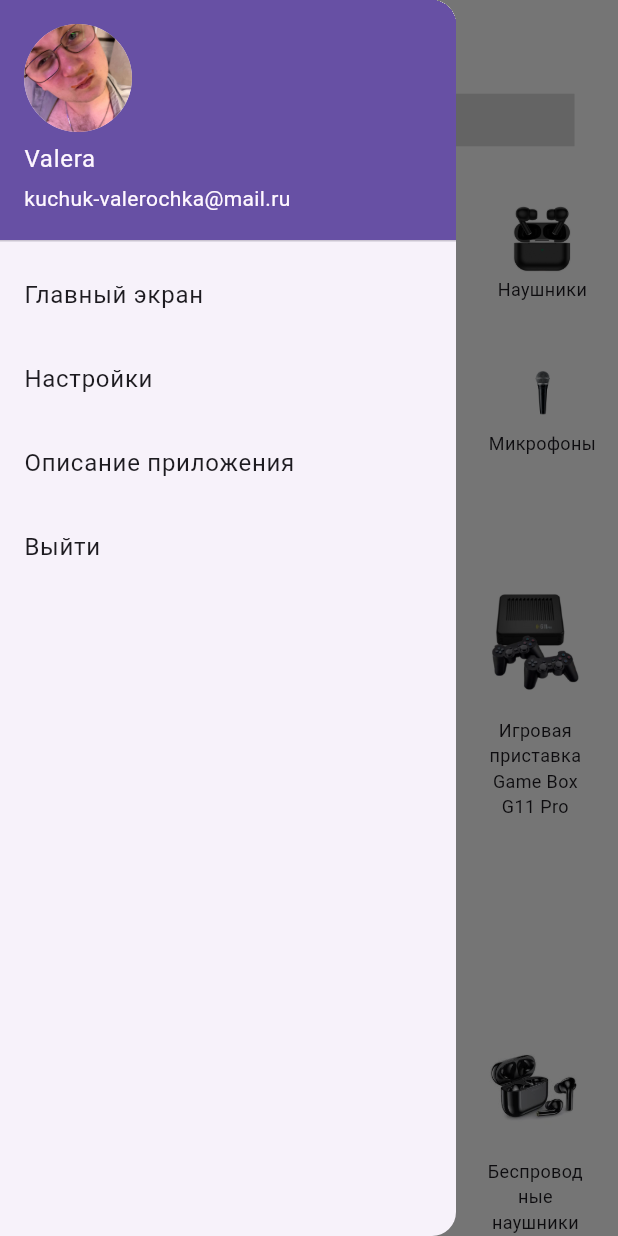
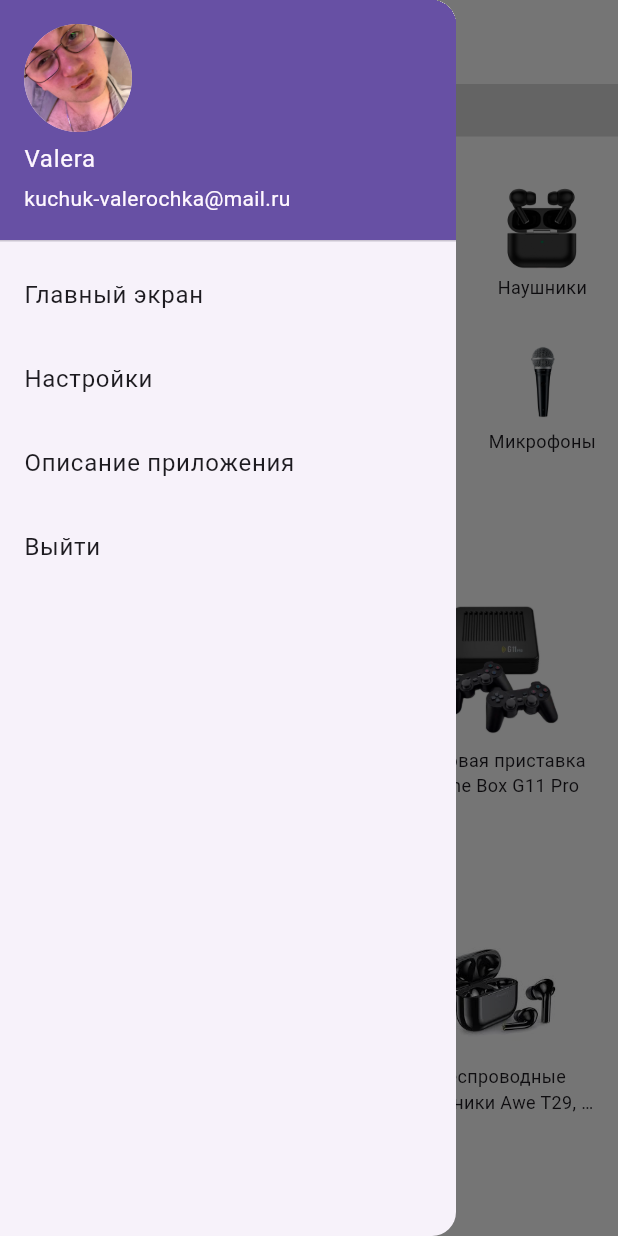
Before and after one commit to Mynameiswolf96/device_shop, a Flutter app: the screen it shows after launch, with the side drawer open, on a phone screen of 412 x 824 dp. Run offline on Flutter 3.47's test engine with Material 3 defaults, Android fonts, the phone set to English and light mode, and no system bars.

Commit message:
made screen size without exact dimensions

```diff
--- a/lib/device_shop.dart
+++ b/lib/device_shop.dart
@@ -1,7 +1,7 @@
-import 'package:device_shop/colors/app_colors.dart';
 import 'package:device_shop/drawerMenu/drawer.dart';
-import 'package:device_shop/texts/app_images.dart';
-import 'package:device_shop/texts/app_text.dart';
+import 'package:device_shop/utils/colors/app_colors.dart';
+import 'package:device_shop/utils/texts/app_images.dart';
+import 'package:device_shop/utils/texts/app_text.dart';
 import 'package:flutter/material.dart';
 
 class DeviceShop extends StatelessWidget {
@@ -29,37 +29,30 @@ class DeviceShop extends StatelessWidget {
           const SearchString(),
           Expanded(
             child: ListView(
-              children: const [
-                SizedBox(
+              children: [
+                const SizedBox(
                   height: 30,
                 ),
-                SizedBox(
-                  height: 170,
-                  width: 150,
-                  child: Row(
-                    children: [
-                      Expanded(
+                const SizedBox(
+                  height: 200,
                   child: CatalogOfProducts(),
                 ),
-                    ],
-                  ),
-                ),
-                SizedBox(
+                const SizedBox(
                   height: 30,
                 ),
                 CatalogRowWidget(
                   icon: Icons.local_fire_department,
-                  catalogName: AppText.nameOfFrequentlyPurchasedCatalog,
+                  titleName: AppText.nameOfFrequentlyPurchasedCatalog,
+                  listOFWidgetProduct: listOFWidgetProductOftenBuy,
                 ),
-                OftenBuyCatalog(),
-                SizedBox(
+                const SizedBox(
                   height: 30,
                 ),
                 CatalogRowWidget(
                   icon: Icons.percent,
-                  catalogName: AppText.nameOfDiscountCatalog,
+                  titleName: AppText.nameOfDiscountCatalog,
+                  listOFWidgetProduct: listOFWidgetOfDiscountProduct,
                 ),
-                DiscountCatalog(),
               ],
             ),
           ),
@@ -74,26 +67,22 @@ class SearchString extends StatelessWidget {
 
   @override
   Widget build(BuildContext context) {
-    return  Padding(
-      padding: const EdgeInsets.only(left:15),
+    final screenSize = MediaQuery.of(context).size;
+    return Container(
+      margin: const EdgeInsets.only(left: 15),
+      width: screenSize.width,
+      height: 35,
+      color: AppColor.grey,
+      padding: const EdgeInsets.only(left: 15),
       child: Row(
         children: [
-            const SizedBox(
-              height: 48,
-            ),
           Container(
             height: 35,
             color: AppColor.grey,
             child: const Icon(Icons.search),
           ),
-            Container(
-              padding: const EdgeInsets.only(
-                left: 20,
-              ),
-              width: 344,
-              height: 35,
-              color: AppColor.grey,
-              child: const TextField(
+          const Expanded(
+            child: TextField(
               cursorHeight: 30,
               decoration: InputDecoration(
                 hintText: AppText.searchInCatalog,
@@ -112,77 +101,43 @@ class SearchString extends StatelessWidget {
   }
 }
 
+enum ProductImageSize { small, big }
+
 class WidgetProduct extends StatelessWidget {
   final String productName;
   final String imageName;
-  final double imageHeight;
-  final double imageWidth;
-
-  final double containerTextWidth;
-  final double containerTextHeight;
+  final ProductImageSize imageSize;
 
   const WidgetProduct({
     required this.productName,
     required this.imageName,
-    required this.imageHeight,
-    required this.imageWidth,
-    required this.containerTextHeight,
-    required this.containerTextWidth,
+    this.imageSize = ProductImageSize.small,
     super.key,
   });
 
   @override
   Widget build(BuildContext context) {
+    final screenSize = MediaQuery.of(context).size;
+
     return Column(
       children: [
-        ColoredBox(
-          color: AppColor.white,
-          child: Image.asset(
+        Image.asset(
           imageName,
-            height: imageHeight,
-            width: imageWidth,
+          fit: BoxFit.contain,
+          height: screenSize.width *
+              (imageSize.index == ProductImageSize.small.index ? 0.15 : 0.25),
         ),
-        ),
-        SizedBox(
-          height: containerTextHeight,
-          width: containerTextWidth,
-          child: Text(
+        Text(
+          maxLines: 2,
+          overflow: TextOverflow.ellipsis,
           productName,
           textAlign: TextAlign.center,
-            style: const TextStyle(fontSize: 12),
+          // overflow: TextOverflow.ellipsis,
+          style: const TextStyle(
+            fontSize: 12,
           ),
         ),
       ],
-    );
-  }
-}
-
-class OftenBuyCatalog extends StatelessWidget {
-  const OftenBuyCatalog({super.key});
-
-  @override
-  Widget build(BuildContext context) {
-    return Padding(
-      padding: const EdgeInsets.only(left: 16.23, right: 16.23, top: 20),
-      child: Row(
-        mainAxisAlignment: MainAxisAlignment.spaceBetween,
-        children: listOFWidgetProductOftenBuy,
-      ),
-    );
-  }
-}
-
-class DiscountCatalog extends StatelessWidget {
-  const DiscountCatalog({super.key});
-
-  @override
-  Widget build(BuildContext context) {
-    return Padding(
-      padding: const EdgeInsets.only(left: 16.23, right: 16.23, top: 20),
-      child: Row(
-        mainAxisAlignment: MainAxisAlignment.spaceBetween,
-        children: listOFWidgetOfDiscountProduct,
-      ),
     );
   }
 }
@@ -202,12 +157,8 @@ class CatalogOfProducts extends StatelessWidget {
       itemCount: AppText.listOfNameProductChapter.length,
       itemBuilder: (BuildContext context, int index) {
         return WidgetProduct(
-          imageHeight: 50,
-          imageWidth: 50.98,
           productName: AppText.listOfNameProductChapter[index],
           imageName: AppImages.listOfImagesNameMain[index],
-          containerTextHeight: 32,
-          containerTextWidth: 90,
         );
       },
     );
@@ -217,39 +168,37 @@ class CatalogOfProducts extends StatelessWidget {
 List<Widget> listOFWidgetProductOftenBuy = List.generate(
   AppText.listOfNameFrequentlyPurchased.length,
       (index) => WidgetProduct(
-    imageHeight: 100,
-    imageWidth: 77.66,
     productName: AppText.listOfNameFrequentlyPurchased[index],
     imageName: AppImages.listOFImagesNameOften[index],
-    containerTextHeight: 120,
-    containerTextWidth: 65,
+    imageSize: ProductImageSize.big,
   ),
 );
 List<Widget> listOFWidgetOfDiscountProduct = List.generate(
   AppText.listOfNameOfDiscount.length,
       (index) => WidgetProduct(
-    imageHeight: 100,
-    imageWidth: 77.66,
     productName: AppText.listOfNameOfDiscount[index],
     imageName: AppImages.listOfImagesDiscountsMain[index],
-    containerTextHeight: 120,
-    containerTextWidth: 65,
+    imageSize: ProductImageSize.big,
   ),
 );
 
 class CatalogRowWidget extends StatelessWidget {
   const CatalogRowWidget({
     required this.icon,
-    required this.catalogName,
+    required this.titleName,
+    required this.listOFWidgetProduct,
     super.key,
   });
 
   final IconData icon;
-  final String catalogName;
+  final String titleName;
+  final List<Widget> listOFWidgetProduct;
 
   @override
   Widget build(BuildContext context) {
-    return Row(
+    return Column(
+      children: [
+        Row(
           children: [
             Container(
               alignment: Alignment.centerLeft,
@@ -259,7 +208,23 @@ class CatalogRowWidget extends StatelessWidget {
             const SizedBox(
               width: 15,
             ),
-        Text(catalogName),
+            Text(titleName),
+          ],
+        ),
+        Padding(
+          padding: const EdgeInsets.only(left: 16.23, right: 16.23, top: 20),
+          child: Row(
+            mainAxisAlignment: MainAxisAlignment.spaceBetween,
+            children: listOFWidgetProduct.map(
+                  (e) {
+                return SizedBox(
+                  width: MediaQuery.of(context).size.width * .3,
+                  child: e,
+                );
+              },
+            ).toList(),
+          ),
+        ),
       ],
     );
   }
--- a/lib/drawerMenu/drawer.dart
+++ b/lib/drawerMenu/drawer.dart
@@ -1,15 +1,10 @@
-import 'package:device_shop/texts/app_images.dart';
-import 'package:device_shop/texts/app_text.dart';
+import 'package:device_shop/utils/texts/app_images.dart';
+import 'package:device_shop/utils/texts/app_text.dart';
 import 'package:flutter/material.dart';
 
-class MainDrawer extends StatefulWidget {
+class MainDrawer extends StatelessWidget {
   const MainDrawer({super.key});
 
-  @override
-  State<MainDrawer> createState() => _MainDrawerState();
-}
-
-class _MainDrawerState extends State<MainDrawer> {
   @override
   Widget build(BuildContext context) {
     return Drawer(
@@ -29,11 +24,8 @@ class _MainDrawerState extends State<MainDrawer> {
   }
 }
 
-class ItemInDrawer extends StatelessWidget {
-  const ItemInDrawer({
-    required this.nameItemDrawer,
-    super.key,
-  });
+class DrawerItem extends StatelessWidget {
+  const DrawerItem({required this.nameItemDrawer, super.key});
 
   final String nameItemDrawer;
 
@@ -47,6 +39,5 @@ class ItemInDrawer extends StatelessWidget {
 
 List<Widget> listOfItemsDrawer = List.generate(
   AppText.listOfNameOfDrawerItem.length,
-  (index) =>
-      ItemInDrawer(nameItemDrawer: AppText.listOfNameOfDrawerItem[index]),
+  (index) => DrawerItem(nameItemDrawer: AppText.listOfNameOfDrawerItem[index]),
 );
--- a/lib/main.dart
+++ b/lib/main.dart
@@ -1,5 +1,6 @@
 import 'package:device_shop/app.dart';
 import 'package:flutter/material.dart';
+
 void main() {
   const app = App();
   runApp(app);
--- a/lib/texts/app_text.dart
+++ b/lib/texts/app_text.dart
@@ -1,65 +1 @@
-class AppText {
-  static const String nameOfApp = 'Device shop';
-
-  static const String searchInCatalog = 'Поиск в каталоге';
-
-  static const String nameOfLaptopChapter = 'Ноутбуки';
-  static const String nameOfPlaystationChapter = 'Игровые приставки';
-  static const String nameOfSmartphoneChapter = 'Смартфоны';
-  static const String nameOfHeadphoneChapter = 'Наушники';
-  static const String nameOfTVChapter = 'Телевизоры';
-  static const String nameOfVacuumCleanerChapter = 'Пылесосы';
-  static const String nameOfVideoCardChapter = 'Видеокарты';
-  static const String nameOfMicrophoneChapter = 'Микрофоны';
-
-  static const String nameOfFrequentlyPurchasedCatalog = 'Часто покупают';
-  static const String frequentlyPurchasedPhoneName =
-      'Смартфон Samsung Galaxy S23 Ultra SM-S918B/DS 12GB/512GB';
-  static const String frequentlyPurchasedHeadPhoneName =
-      'SHARE PGA48-XLR-E МИКРОФОН';
-  static const String frequentlyPurchasePlaystationName =
-      'Игровая приставка Game Box G11 Pro';
-
-  static const String nameOfDiscountCatalog = 'Товар на скидках';
-  static const String vacuumCleanerNameOnDiscount =
-      'Пылесос бытовой NORMANN AVC-516';
-  static const String videoCardNameOnDiscount =
-      'NVIDIA GM107-400-A2 GTX750TI RB';
-  static const String headphonesNameOnDiscount =
-      'Беспроводные наушники Awe T29, черные';
-
-  static const String accountName = 'Valera';
-  static const String accountEmail = 'kuchuk-valerochka@mail.ru';
-  static const String firstItemInDrawer = 'Главный экран';
-  static const String secondItemInDrawer = 'Настройки';
-  static const String thirstItemInDrawer = 'Описание приложения';
-  static const String fourItemInDrawer = 'Выйти';
-  static const List<String> listOfNameProductChapter = [
-    nameOfLaptopChapter,
-    nameOfPlaystationChapter,
-    nameOfSmartphoneChapter,
-    nameOfHeadphoneChapter,
-    nameOfTVChapter,
-    nameOfVacuumCleanerChapter,
-    nameOfVideoCardChapter,
-    nameOfMicrophoneChapter,
-  ];
-
-  static const List<String> listOfNameFrequentlyPurchased = [
-    frequentlyPurchasedPhoneName,
-    frequentlyPurchasedHeadPhoneName,
-    frequentlyPurchasePlaystationName,
-  ];
-
-  static const List<String> listOfNameOfDiscount = [
-    vacuumCleanerNameOnDiscount,
-    videoCardNameOnDiscount,
-    headphonesNameOnDiscount,
-  ];
-  static const List<String> listOfNameOfDrawerItem = [
-    firstItemInDrawer,
-    secondItemInDrawer,
-    thirstItemInDrawer,
-    fourItemInDrawer,
-  ];
-}
+// TODO Implement this library.
--- /dev/null
+++ b/lib/utils/texts/app_text.dart
@@ -0,0 +1,65 @@
+class AppText {
+  static const String nameOfApp = 'Device shop';
+
+  static const String searchInCatalog = 'Поиск в каталоге';
+
+  static const String nameOfLaptopChapter = 'Ноутбуки';
+  static const String nameOfPlaystationChapter = 'Игровые приставки';
+  static const String nameOfSmartphoneChapter = 'Смартфоны';
+  static const String nameOfHeadphoneChapter = 'Наушники';
+  static const String nameOfTVChapter = 'Телевизоры';
+  static const String nameOfVacuumCleanerChapter = 'Пылесосы';
+  static const String nameOfVideoCardChapter = 'Видеокарты';
+  static const String nameOfMicrophoneChapter = 'Микрофоны';
+
+  static const String nameOfFrequentlyPurchasedCatalog = 'Часто покупают';
+  static const String frequentlyPurchasedPhoneName =
+      'Смартфон Samsung Galaxy S23 Ultra SM-S918B/DS 12GB/512GB';
+  static const String frequentlyPurchasedHeadPhoneName =
+      'SHARE PGA48-XLR-E МИКРОФОН';
+  static const String frequentlyPurchasePlaystationName =
+      'Игровая приставка Game Box G11 Pro';
+
+  static const String nameOfDiscountCatalog = 'Товар на скидках';
+  static const String vacuumCleanerNameOnDiscount =
+      'Пылесос бытовой NORMANN AVC-516';
+  static const String videoCardNameOnDiscount =
+      'NVIDIA GM107-400-A2 GTX750TI RB';
+  static const String headphonesNameOnDiscount =
+      'Беспроводные наушники Awe T29, черные';
+
+  static const String accountName = 'Valera';
+  static const String accountEmail = 'kuchuk-valerochka@mail.ru';
+  static const String firstItemInDrawer = 'Главный экран';
+  static const String secondItemInDrawer = 'Настройки';
+  static const String thirstItemInDrawer = 'Описание приложения';
+  static const String fourItemInDrawer = 'Выйти';
+  static const List<String> listOfNameProductChapter = [
+    nameOfLaptopChapter,
+    nameOfPlaystationChapter,
+    nameOfSmartphoneChapter,
+    nameOfHeadphoneChapter,
+    nameOfTVChapter,
+    nameOfVacuumCleanerChapter,
+    nameOfVideoCardChapter,
+    nameOfMicrophoneChapter,
+  ];
+
+  static const List<String> listOfNameFrequentlyPurchased = [
+    frequentlyPurchasedPhoneName,
+    frequentlyPurchasedHeadPhoneName,
+    frequentlyPurchasePlaystationName,
+  ];
+
+  static const List<String> listOfNameOfDiscount = [
+    vacuumCleanerNameOnDiscount,
+    videoCardNameOnDiscount,
+    headphonesNameOnDiscount,
+  ];
+  static const List<String> listOfNameOfDrawerItem = [
+    firstItemInDrawer,
+    secondItemInDrawer,
+    thirstItemInDrawer,
+    fourItemInDrawer,
+  ];
+}
```
Also changed, not shown: lib/utils/colors/app_colors.dart (renamed from lib/colors/app_colors.dart), lib/utils/texts/app_images.dart (renamed from lib/texts/app_images.dart). Lines whose indentation alone changed are shown as unchanged.
